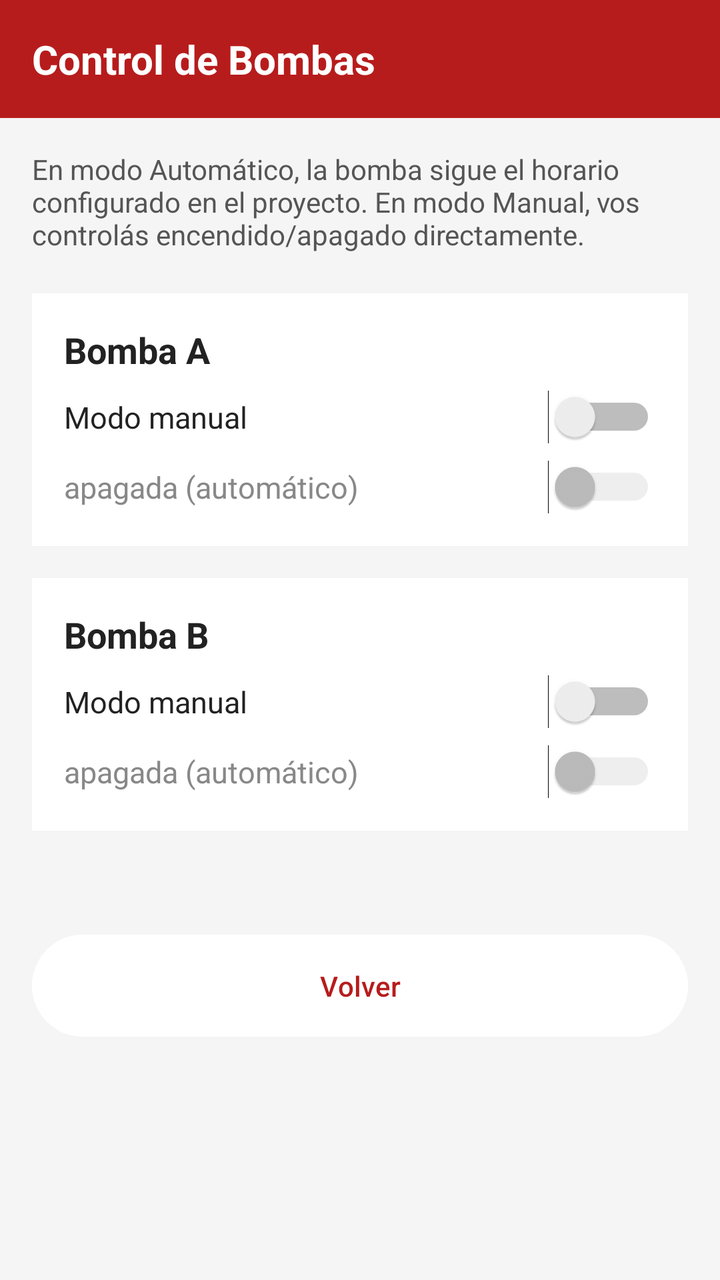
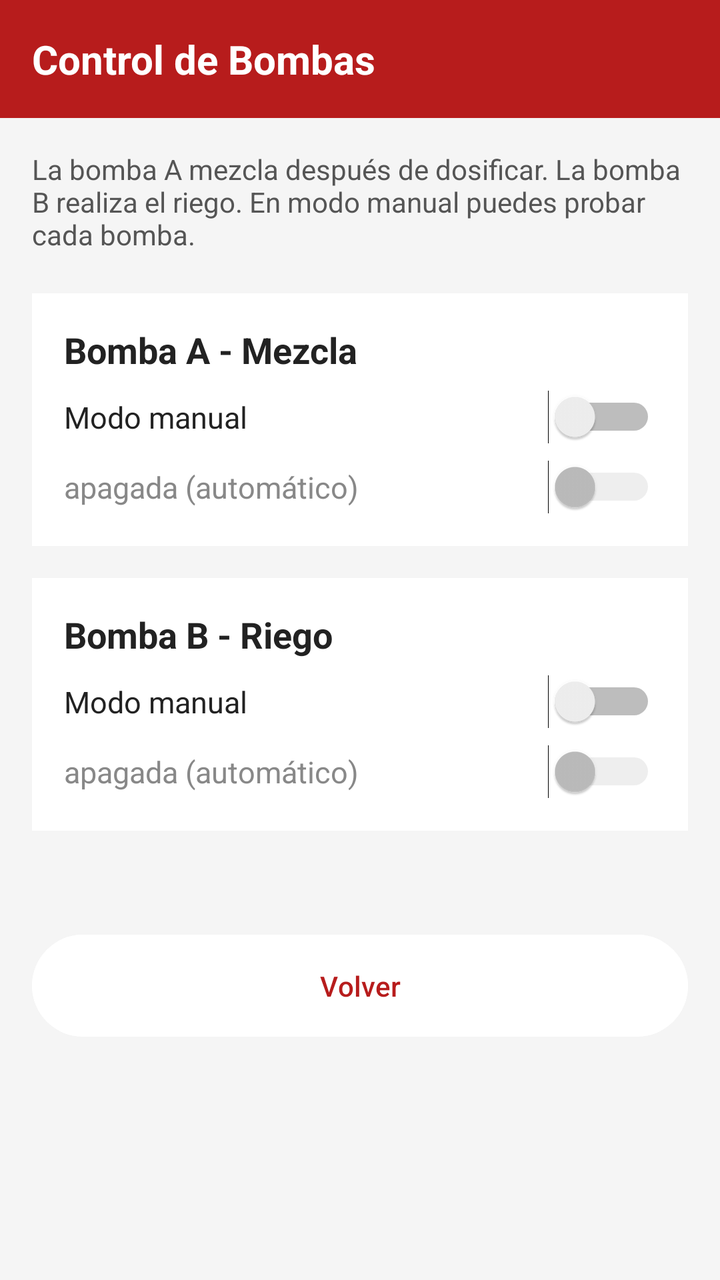

Screens rendered from an Android XML layout before and after an edit, with the pre-edit source and the edit as a unified diff.
<!-- AndroidManifest.xml: application theme Theme.HueraDelValle -->
<!-- res/layout/activity_control_bombas.xml -->
<?xml version="1.0" encoding="utf-8"?>
<LinearLayout xmlns:android="http://schemas.android.com/apk/res/android"
    android:layout_width="match_parent"
    android:layout_height="match_parent"
    android:orientation="vertical"
    android:background="#F5F5F5">

    
    <LinearLayout
        android:layout_width="match_parent"
        android:layout_height="wrap_content"
        android:background="#B71C1C"
        android:padding="16dp">

        <TextView
            android:layout_width="match_parent"
            android:layout_height="wrap_content"
            android:text="Control de Bombas"
            android:textColor="#FFFFFF"
            android:textSize="20sp"
            android:textStyle="bold"/>
    </LinearLayout>

    <LinearLayout
        android:layout_width="match_parent"
        android:layout_height="wrap_content"
        android:orientation="vertical"
        android:padding="16dp">

        <TextView
            android:layout_width="match_parent"
            android:layout_height="wrap_content"
            android:text="En modo Automático, la bomba sigue el horario configurado en el proyecto. En modo Manual, vos controlás encendido/apagado directamente."
            android:textColor="#555555"
            android:textSize="14sp"
            android:layout_marginBottom="20dp"/>

        
        <LinearLayout
            android:layout_width="match_parent"
            android:layout_height="wrap_content"
            android:orientation="vertical"
            android:background="#FFFFFF"
            android:padding="16dp"
            android:layout_marginBottom="16dp">

            <TextView
                android:layout_width="match_parent"
                android:layout_height="wrap_content"
                android:text="Bomba A"
                android:textSize="18sp"
                android:textStyle="bold"
                android:textColor="#222222"
                android:layout_marginBottom="8dp"/>

            
            <LinearLayout
                android:layout_width="match_parent"
                android:layout_height="wrap_content"
                android:orientation="horizontal"
                android:gravity="center_vertical"
                android:layout_marginBottom="8dp">

                <TextView
                    android:layout_width="0dp"
                    android:layout_height="wrap_content"
                    android:layout_weight="1"
                    android:text="Modo manual"
                    android:textSize="15sp"
                    android:textColor="#222222"/>

                <Switch
                    android:id="@+id/swModoA"
                    android:layout_width="wrap_content"
                    android:layout_height="wrap_content"/>
            </LinearLayout>

            
            <LinearLayout
                android:layout_width="match_parent"
                android:layout_height="wrap_content"
                android:orientation="horizontal"
                android:gravity="center_vertical">

                <TextView
                    android:id="@+id/tvEstadoA"
                    android:layout_width="0dp"
                    android:layout_height="wrap_content"
                    android:layout_weight="1"
                    android:text="apagada (automático)"
                    android:textSize="15sp"
                    android:textColor="#888888"/>

                <Switch
                    android:id="@+id/swEstadoA"
                    android:layout_width="wrap_content"
                    android:layout_height="wrap_content"
                    android:enabled="false"/>
            </LinearLayout>
        </LinearLayout>

        
        <LinearLayout
            android:layout_width="match_parent"
            android:layout_height="wrap_content"
            android:orientation="vertical"
            android:background="#FFFFFF"
            android:padding="16dp"
            android:layout_marginBottom="16dp">

            <TextView
                android:layout_width="match_parent"
                android:layout_height="wrap_content"
                android:text="Bomba B"
                android:textSize="18sp"
                android:textStyle="bold"
                android:textColor="#222222"
                android:layout_marginBottom="8dp"/>

            <LinearLayout
                android:layout_width="match_parent"
                android:layout_height="wrap_content"
                android:orientation="horizontal"
                android:gravity="center_vertical"
                android:layout_marginBottom="8dp">

                <TextView
                    android:layout_width="0dp"
                    android:layout_height="wrap_content"
                    android:layout_weight="1"
                    android:text="Modo manual"
                    android:textSize="15sp"
                    android:textColor="#222222"/>

                <Switch
                    android:id="@+id/swModoB"
                    android:layout_width="wrap_content"
                    android:layout_height="wrap_content"/>
            </LinearLayout>

            <LinearLayout
                android:layout_width="match_parent"
                android:layout_height="wrap_content"
                android:orientation="horizontal"
                android:gravity="center_vertical">

                <TextView
                    android:id="@+id/tvEstadoB"
                    android:layout_width="0dp"
                    android:layout_height="wrap_content"
                    android:layout_weight="1"
                    android:text="apagada (automático)"
                    android:textSize="15sp"
                    android:textColor="#888888"/>

                <Switch
                    android:id="@+id/swEstadoB"
                    android:layout_width="wrap_content"
                    android:layout_height="wrap_content"
                    android:enabled="false"/>
            </LinearLayout>
        </LinearLayout>

    </LinearLayout>

    <Button
        android:id="@+id/btnVolverBombas"
        android:layout_width="match_parent"
        android:layout_height="wrap_content"
        android:text="Volver"
        android:backgroundTint="#FFFFFF"
        android:textColor="#B71C1C"
        android:padding="16dp"
        android:layout_margin="16dp"/>

</LinearLayout>
<!-- resources referenced by this layout -->
<resources>
  <style name="Theme.HueraDelValle" parent="Base.Theme.HueraDelValle" />
  <style name="Base.Theme.HueraDelValle" parent="Theme.Material3.DayNight.NoActionBar">
          
          
      </style>
</resources>

<!-- the commit's change to res/layout/activity_control_bombas.xml (unified diff, before → after) -->
@@ -30,7 +30,7 @@
         <TextView
             android:layout_width="match_parent"
             android:layout_height="wrap_content"
-            android:text="En modo Automático, la bomba sigue el horario configurado en el proyecto. En modo Manual, vos controlás encendido/apagado directamente."
+            android:text="La bomba A mezcla después de dosificar. La bomba B realiza el riego. En modo manual puedes probar cada bomba."
             android:textColor="#555555"
             android:textSize="14sp"
             android:layout_marginBottom="20dp"/>
@@ -47,7 +47,7 @@
             <TextView
                 android:layout_width="match_parent"
                 android:layout_height="wrap_content"
-                android:text="Bomba A"
+                android:text="Bomba A - Mezcla"
                 android:textSize="18sp"
                 android:textStyle="bold"
                 android:textColor="#222222"
@@ -111,7 +111,7 @@
             <TextView
                 android:layout_width="match_parent"
                 android:layout_height="wrap_content"
-                android:text="Bomba B"
+                android:text="Bomba B - Riego"
                 android:textSize="18sp"
                 android:textStyle="bold"
                 android:textColor="#222222"
